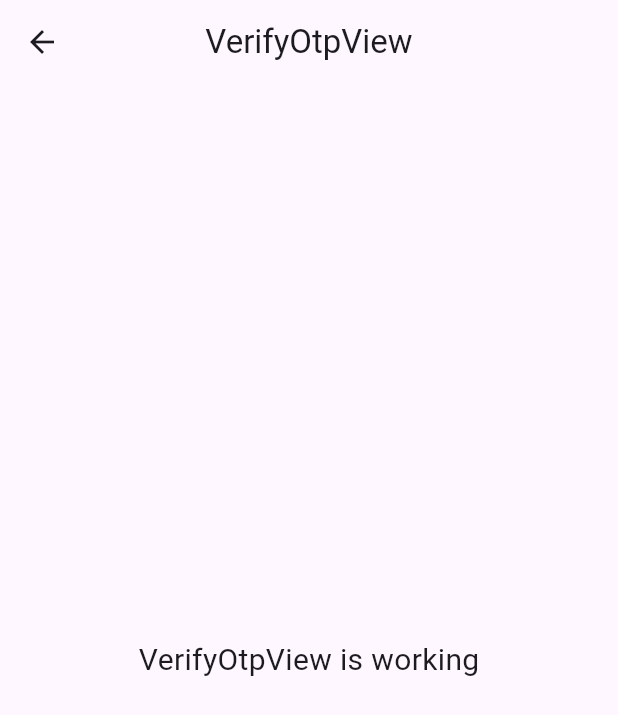
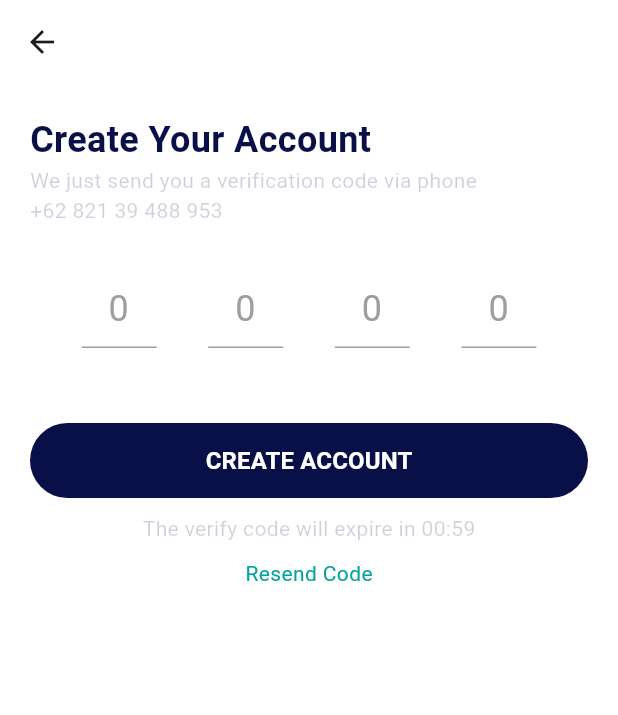
Before and after one commit to Fawaidac/test_ads_mobile_dev, a Flutter app: the VerifyOtpView screen opened by its route, on a phone screen of 412 x 824 dp. Shown: the top 715 px of the screen. Run offline on Flutter 3.47's test engine with Material 3 defaults, Android fonts, the phone set to English and light mode, and no system bars; our stand-ins replace get, google_fonts, smooth_page_indicator; Roboto replaces fonts that are missing (Overpass).

Commit message:
verify otp

```diff
--- a/lib/app/modules/login/views/login_view.dart
+++ b/lib/app/modules/login/views/login_view.dart
@@ -43,7 +43,11 @@ class LoginView extends GetView<LoginController> {
                 hintText: "Password",
                 icon: Icons.lock,
                 isSuffixIcon: true,
-                suffixIcon: Column(
+                suffixIcon: InkWell(
+                  onTap: () {
+                    Get.toNamed(Routes.VERIFY_OTP);
+                  },
+                  child: Column(
                     mainAxisAlignment: MainAxisAlignment.center,
                     crossAxisAlignment: CrossAxisAlignment.end,
                     children: [
@@ -54,6 +58,7 @@ class LoginView extends GetView<LoginController> {
                         textAlign: TextAlign.end,
                       ),
                     ],
+                  ),
                 ),
               ),
               Container(
--- a/lib/app/modules/verify_otp/views/verify_otp_view.dart
+++ b/lib/app/modules/verify_otp/views/verify_otp_view.dart
@@ -1,6 +1,9 @@
 import 'package:flutter/material.dart';
 
 import 'package:get/get.dart';
+import 'package:test_ads/app/modules/verify_otp/views/widget/pinput_widget.dart';
+import 'package:test_ads/core/theme/app_colors.dart';
+import 'package:test_ads/core/theme/app_fonts.dart';
 
 import '../controllers/verify_otp_controller.dart';
 
@@ -9,16 +12,86 @@ class VerifyOtpView extends GetView<VerifyOtpController> {
   @override
   Widget build(BuildContext context) {
     return Scaffold(
-      appBar: AppBar(
-        title: const Text('VerifyOtpView'),
-        centerTitle: true,
-      ),
-      body: Center(
-        child: Text(
-          'VerifyOtpView is working',
-          style: TextStyle(fontSize: 20),
+        backgroundColor: whiteColor,
+        appBar: AppBar(
+          backgroundColor: whiteColor,
         ),
-      ),
-    );
+        body: SingleChildScrollView(
+          padding: const EdgeInsets.all(20),
+          child: Column(
+            mainAxisAlignment: MainAxisAlignment.center,
+            children: [
+              Row(
+                children: [
+                  Text(
+                    "Create Your Account",
+                    style: AppFonts.overpass(
+                        fontSize: 24,
+                        color: fontBlueColor,
+                        fontWeight: FontWeight.w700),
+                  ),
+                ],
+              ),
+              Row(
+                children: [
+                  Text(
+                    "We just send you a verification code via phone\n+62 821 39 488 953",
+                    style: AppFonts.overpass(
+                        fontSize: 14,
+                        color: fontBlueColor.withOpacity(0.2),
+                        fontWeight: FontWeight.w400),
+                  ),
+                ],
+              ),
+              const SizedBox(
+                height: 30,
+              ),
+              PinInputField(),
+              Container(
+                height: 50,
+                width: MediaQuery.of(context).size.width,
+                margin: const EdgeInsets.only(
+                  top: 50,
+                ),
+                child: ElevatedButton(
+                    onPressed: () {},
+                    style: ElevatedButton.styleFrom(
+                      backgroundColor: fontBlueColor,
+                      shadowColor: Colors.transparent,
+                      shape: RoundedRectangleBorder(
+                        borderRadius: BorderRadius.circular(30),
+                      ),
+                    ),
+                    child: Text(
+                      "CREATE ACCOUNT",
+                      style: AppFonts.overpass(
+                          fontSize: 16,
+                          color: whiteColor,
+                          fontWeight: FontWeight.w700),
+                    )),
+              ),
+              const SizedBox(
+                height: 10,
+              ),
+              Text(
+                "The verify code will expire in 00:59",
+                style: AppFonts.overpass(
+                    fontSize: 14,
+                    color: fontBlueColor.withOpacity(0.2),
+                    fontWeight: FontWeight.w400),
+              ),
+              const SizedBox(
+                height: 10,
+              ),
+              Text(
+                "Resend Code",
+                style: AppFonts.overpass(
+                    fontSize: 14,
+                    color: greenColor,
+                    fontWeight: FontWeight.w400),
+              )
+            ],
+          ),
+        ));
   }
 }
```
Lines whose indentation alone changed are shown as unchanged.
